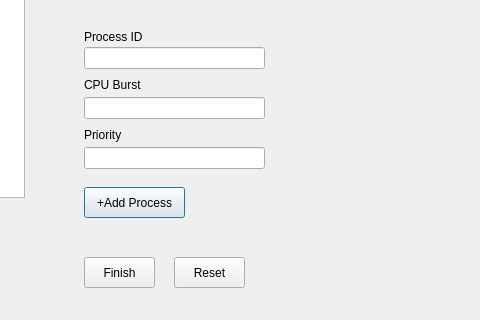
Qt form qt_gui/secondwindow.ui (Sarah-Tarek/CPU-Scheduling-Algorithms) before a commit; both pictures show x 416 to 896 and y 223 to 543 of the 896 by 543 pixel window.
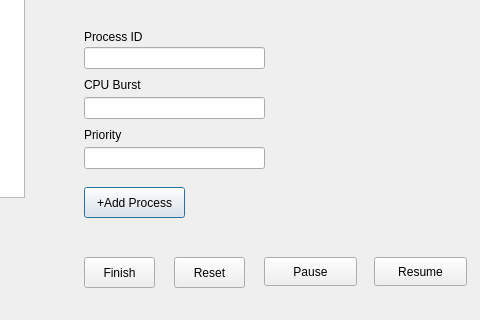
The same form after that commit.

Commit message: Adding Pause button

The edit to the form file:
```diff
--- a/qt_gui/secondwindow.ui
+++ b/qt_gui/secondwindow.ui
@@ -193,6 +193,32 @@
     <string>Reset</string>
    </property>
   </widget>
+  <widget class="QPushButton" name="Pause_PushButton">
+   <property name="geometry">
+    <rect>
+     <x>680</x>
+     <y>480</y>
+     <width>93</width>
+     <height>29</height>
+    </rect>
+   </property>
+   <property name="text">
+    <string>Pause</string>
+   </property>
+  </widget>
+  <widget class="QPushButton" name="Resume_PushButton">
+   <property name="geometry">
+    <rect>
+     <x>790</x>
+     <y>480</y>
+     <width>93</width>
+     <height>29</height>
+    </rect>
+   </property>
+   <property name="text">
+    <string>Resume</string>
+   </property>
+  </widget>
  </widget>
  <resources/>
  <connections/>
```
The commit also changes 2 other files.
